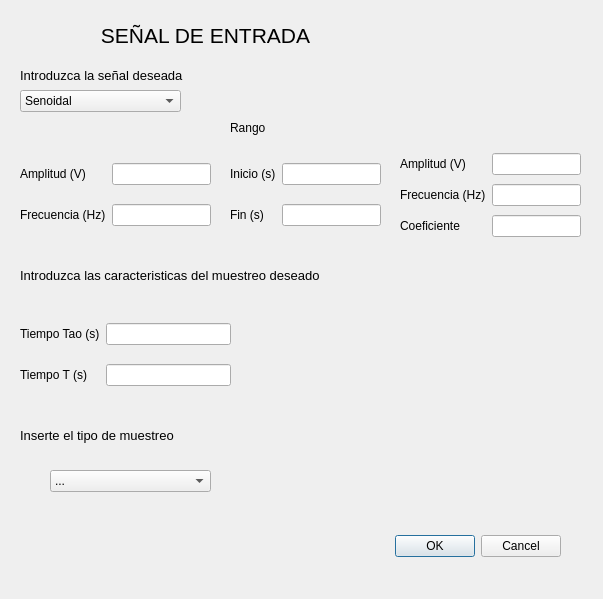
The window that designer/ventanaEntrada.ui (matifrancois/TP1_ASSD_Programacion) describes before a commit, drawn with Qt 5.
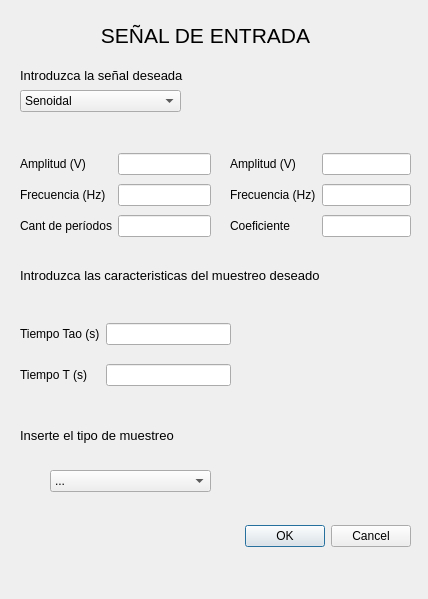
The same window after the commit.

Commit message: modifique la entrada de datos ya no es mas rango y es periodos ahora

Patch:
```diff
--- a/designer/ventanaEntrada.ui
+++ b/designer/ventanaEntrada.ui
@@ -6,7 +6,7 @@
    <rect>
     <x>0</x>
     <y>0</y>
-    <width>603</width>
+    <width>428</width>
     <height>599</height>
    </rect>
   </property>
@@ -155,9 +155,6 @@
       </property>
      </widget>
     </item>
-    <item row="0" column="1">
-     <widget class="QLineEdit" name="lineEdit_amplitud"/>
-    </item>
     <item row="1" column="0">
      <widget class="QLabel" name="label_frecuencia">
       <property name="text">
@@ -168,13 +165,26 @@
     <item row="1" column="1">
      <widget class="QLineEdit" name="lineEdit_frecuencia"/>
     </item>
+    <item row="0" column="1">
+     <widget class="QLineEdit" name="lineEdit_amplitud"/>
+    </item>
+    <item row="2" column="1">
+     <widget class="QLineEdit" name="lineEdit_periodo"/>
+    </item>
+    <item row="2" column="0">
+     <widget class="QLabel" name="label_frecuencia_3">
+      <property name="text">
+       <string>Cant de períodos</string>
+      </property>
+     </widget>
+    </item>
    </layout>
   </widget>
   <widget class="QDialogButtonBox" name="buttonBox">
    <property name="geometry">
     <rect>
-     <x>220</x>
-     <y>530</y>
+     <x>70</x>
+     <y>520</y>
      <width>341</width>
      <height>32</height>
     </rect>
@@ -232,55 +242,10 @@
     </property>
    </item>
   </widget>
-  <widget class="QWidget" name="layoutWidget_2">
-   <property name="geometry">
-    <rect>
-     <x>230</x>
-     <y>150</y>
-     <width>151</width>
-     <height>91</height>
-    </rect>
-   </property>
-   <layout class="QGridLayout" name="gridLayout_4">
-    <item row="0" column="0">
-     <widget class="QLabel" name="label_inicio_rango">
-      <property name="text">
-       <string>Inicio (s)</string>
-      </property>
-     </widget>
-    </item>
-    <item row="0" column="1">
-     <widget class="QLineEdit" name="lineEdit_inicio_rango"/>
-    </item>
-    <item row="1" column="0">
-     <widget class="QLabel" name="label_fin_rango">
-      <property name="text">
-       <string>Fin (s)</string>
-      </property>
-     </widget>
-    </item>
-    <item row="1" column="1">
-     <widget class="QLineEdit" name="lineEdit_fin_rango"/>
-    </item>
-   </layout>
-  </widget>
-  <widget class="QLabel" name="label">
-   <property name="geometry">
-    <rect>
-     <x>230</x>
-     <y>120</y>
-     <width>55</width>
-     <height>16</height>
-    </rect>
-   </property>
-   <property name="text">
-    <string>Rango</string>
-   </property>
-  </widget>
   <widget class="QWidget" name="layoutWidget_3">
    <property name="geometry">
     <rect>
-     <x>400</x>
+     <x>230</x>
      <y>150</y>
      <width>181</width>
      <height>91</height>
@@ -322,9 +287,22 @@
   <widget class="QLabel" name="label_moduladora">
    <property name="geometry">
     <rect>
-     <x>410</x>
+     <x>234</x>
      <y>120</y>
-     <width>55</width>
+     <width>91</width>
+     <height>20</height>
+    </rect>
+   </property>
+   <property name="text">
+    <string/>
+   </property>
+  </widget>
+  <widget class="QLabel" name="label_portadora">
+   <property name="geometry">
+    <rect>
+     <x>20</x>
+     <y>120</y>
+     <width>111</width>
      <height>16</height>
     </rect>
    </property>
```
The commit also changes 7 other files.
